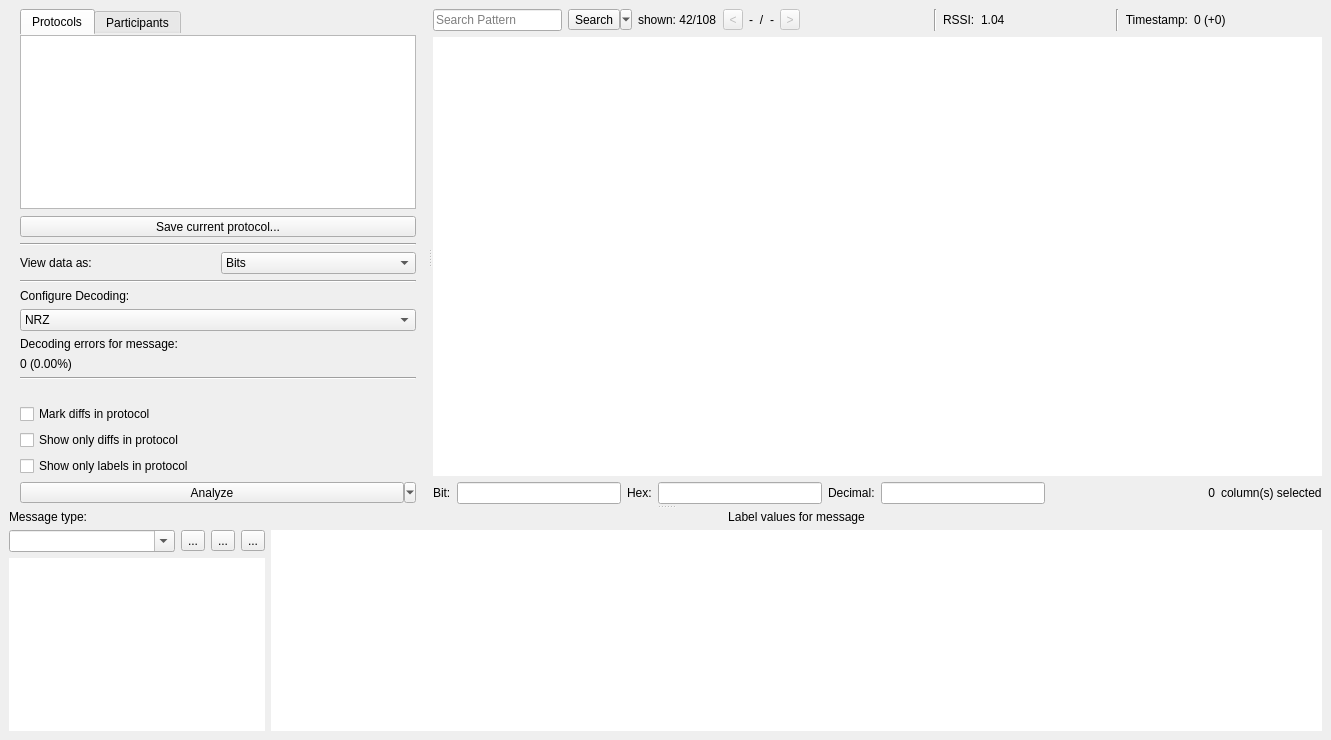
Before: the Qt Designer form ui/analysis.ui in jopohl/urh, drawn with Qt 5.
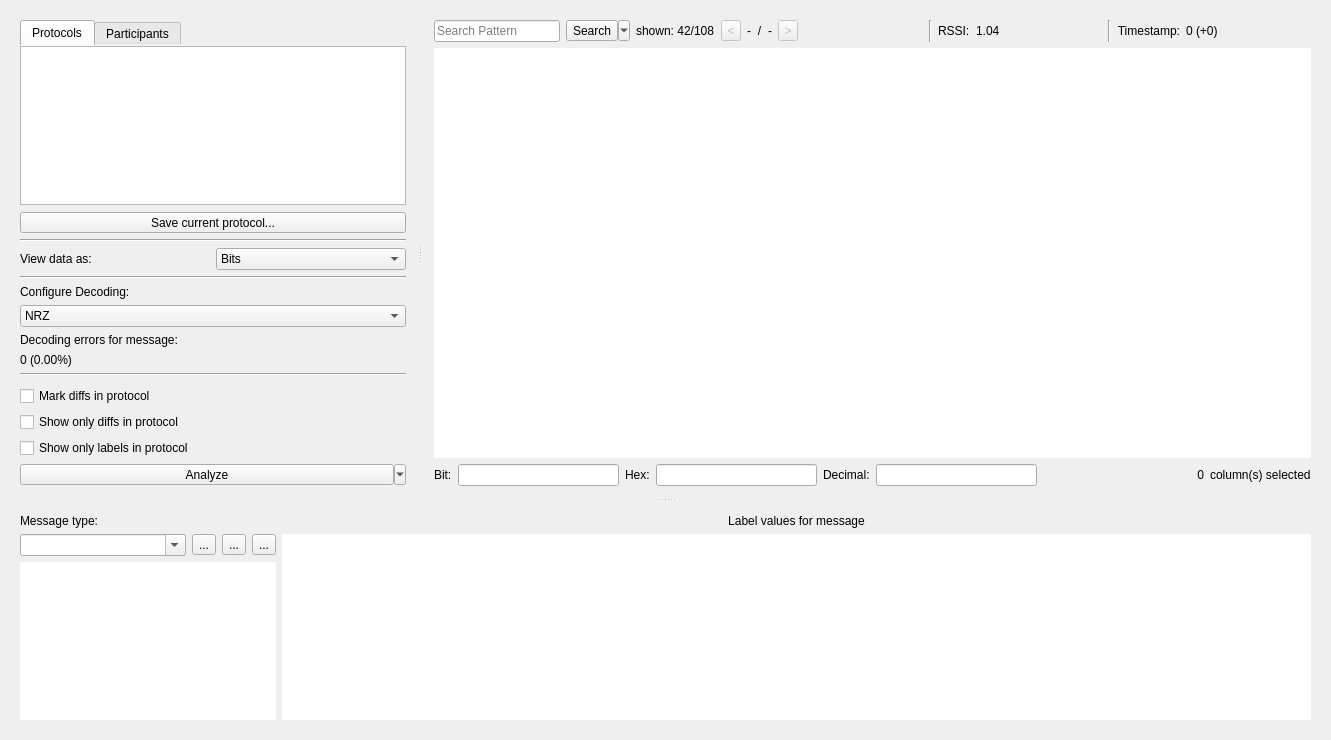
After: the same form once the commit is applied. Icons and pictures are not drawn. Custom widgets are drawn as their Qt base class.

Patch:
```diff
--- a/ui/analysis.ui
+++ b/ui/analysis.ui
@@ -111,9 +111,15 @@
             <property name="leftMargin">
              <number>11</number>
             </property>
+            <property name="topMargin">
+             <number>11</number>
+            </property>
             <property name="rightMargin">
              <number>11</number>
             </property>
+            <property name="bottomMargin">
+             <number>11</number>
+            </property>
             <item>
              <widget class="QTabWidget" name="tabWidget">
               <property name="styleSheet">
@@ -523,6 +529,18 @@
           </widget>
           <widget class="QWidget" name="layoutWidget">
            <layout class="QVBoxLayout" name="verticalLayout">
+            <property name="leftMargin">
+             <number>11</number>
+            </property>
+            <property name="topMargin">
+             <number>11</number>
+            </property>
+            <property name="rightMargin">
+             <number>11</number>
+            </property>
+            <property name="bottomMargin">
+             <number>11</number>
+            </property>
             <item>
              <layout class="QGridLayout" name="gridLayout_2">
               <item row="0" column="10">
@@ -986,6 +1004,18 @@
          </widget>
          <widget class="QWidget" name="layoutWidget">
           <layout class="QVBoxLayout" name="verticalLayout_4">
+           <property name="leftMargin">
+            <number>11</number>
+           </property>
+           <property name="topMargin">
+            <number>11</number>
+           </property>
+           <property name="rightMargin">
+            <number>11</number>
+           </property>
+           <property name="bottomMargin">
+            <number>11</number>
+           </property>
            <item>
             <layout class="QGridLayout" name="gridLayout">
              <item row="1" column="0">
```
